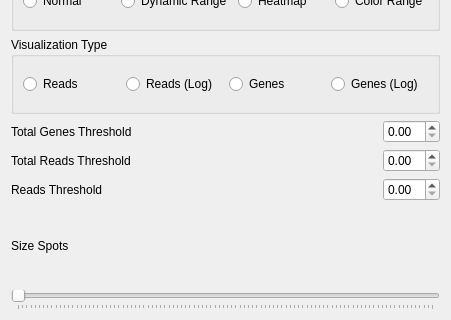
The window that assets/ui/SettingsWidget.ui (jfnavarro/st_viewer) describes before a commit, drawn with Qt 5; both pictures show x 0 to 451 and y 166 to 486 of the 451 by 596 pixel window.
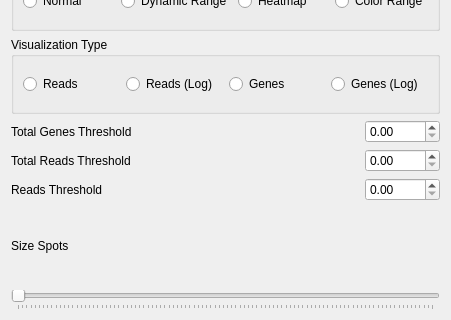
The same window after the commit.

The edit to the form file:
```diff
--- a/assets/ui/SettingsWidget.ui
+++ b/assets/ui/SettingsWidget.ui
@@ -220,7 +220,20 @@
       </spacer>
      </item>
      <item>
-      <widget class="QDoubleSpinBox" name="genes_threshold"/>
+      <widget class="QDoubleSpinBox" name="genes_threshold">
+       <property name="minimumSize">
+        <size>
+         <width>75</width>
+         <height>0</height>
+        </size>
+       </property>
+       <property name="maximumSize">
+        <size>
+         <width>75</width>
+         <height>16777215</height>
+        </size>
+       </property>
+      </widget>
      </item>
     </layout>
    </item>
@@ -247,7 +260,20 @@
       </spacer>
      </item>
      <item>
-      <widget class="QDoubleSpinBox" name="reads_threshold"/>
+      <widget class="QDoubleSpinBox" name="reads_threshold">
+       <property name="minimumSize">
+        <size>
+         <width>75</width>
+         <height>0</height>
+        </size>
+       </property>
+       <property name="maximumSize">
+        <size>
+         <width>75</width>
+         <height>16777215</height>
+        </size>
+       </property>
+      </widget>
      </item>
     </layout>
    </item>
@@ -274,7 +300,20 @@
       </spacer>
      </item>
      <item>
-      <widget class="QDoubleSpinBox" name="individual_reads_threshold"/>
+      <widget class="QDoubleSpinBox" name="individual_reads_threshold">
+       <property name="minimumSize">
+        <size>
+         <width>75</width>
+         <height>0</height>
+        </size>
+       </property>
+       <property name="maximumSize">
+        <size>
+         <width>75</width>
+         <height>16777215</height>
+        </size>
+       </property>
+      </widget>
      </item>
     </layout>
    </item>
```
